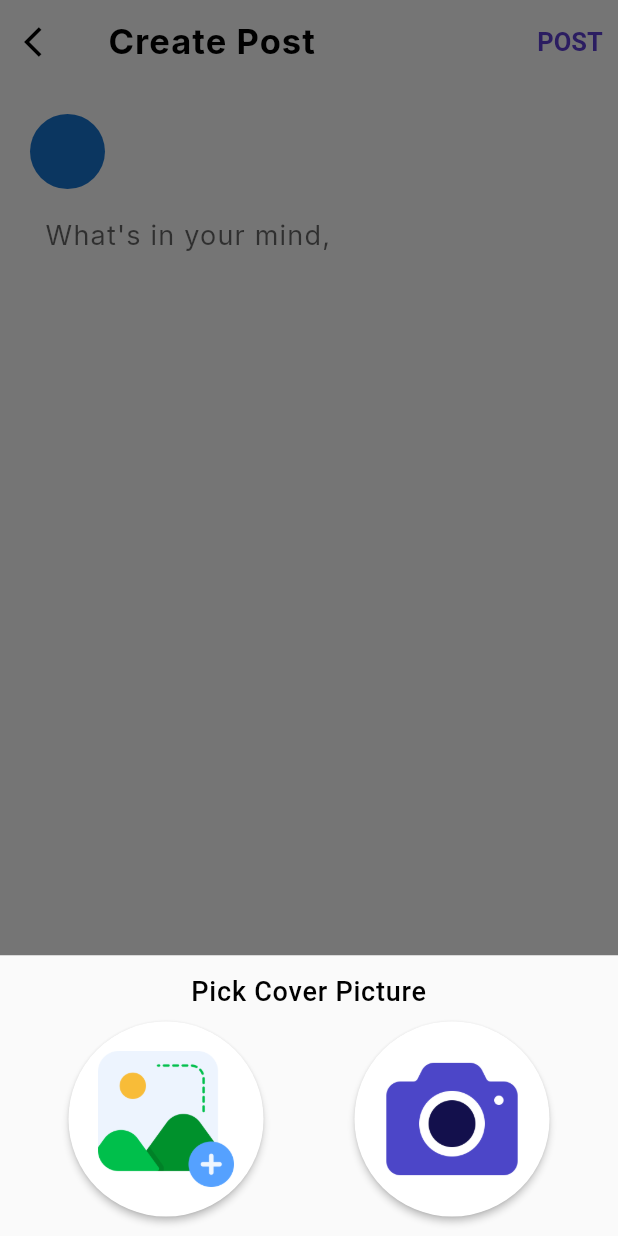
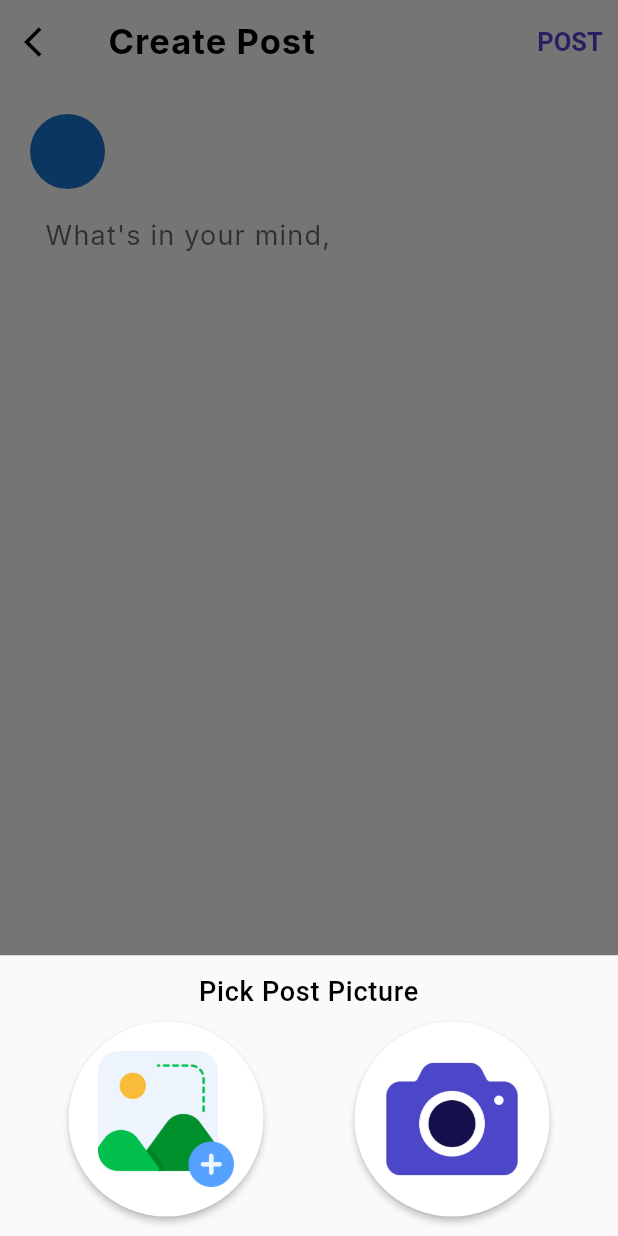
Before and after one commit to ahmedghaly15/Linkup, a Flutter app: the NewPostScreen screen opened directly, after a tap on "Add photo", on a phone screen of 412 x 824 dp. Run offline on Flutter 3.47's test engine with Material 2 defaults, Android fonts, the light colour scheme and no system bars; our stand-ins replace bloc, cloud_firestore, conditional_builder_null_safety, firebase_auth, firebase_core, firebase_storage and 8 more; accounts and stored records are empty; network calls fail.

Commit message:
Small change in new_post_screen

```diff
--- a/lib/modules/new_post/new_post_screen.dart
+++ b/lib/modules/new_post/new_post_screen.dart
@@ -140,7 +140,7 @@ class NewPostScreen extends StatelessWidget {
                     Expanded(
                       child: TextButton(
                         onPressed: () => buildBottomSheet(
-                          type: "Cover",
+                          type: "Post",
                           context: context,
                           onPressedCamera: () => cubit.getPostImage(
                             source: ImageSource.camera,
```
